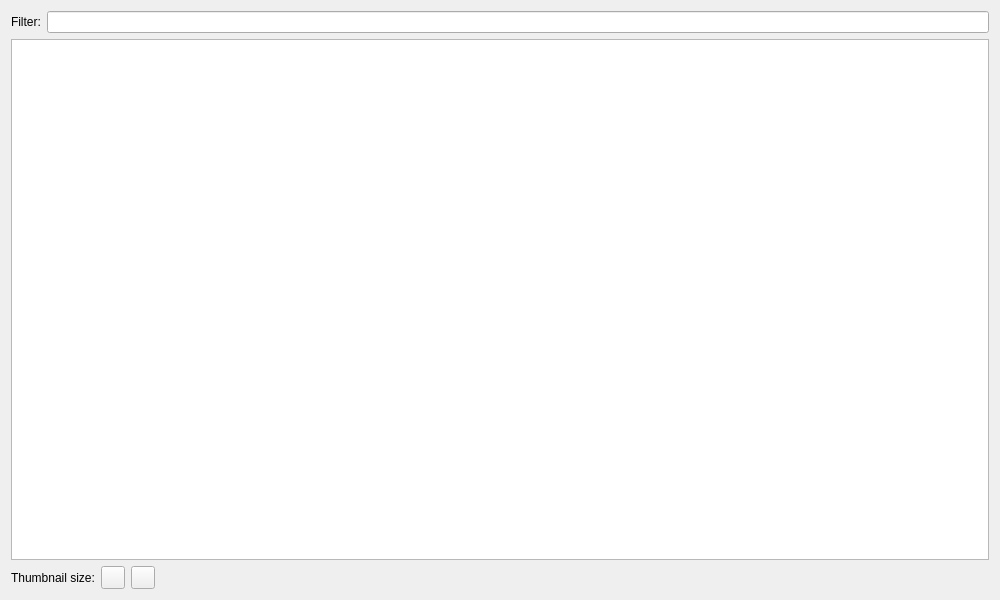
Before: the Qt Designer form src/Sigil/Form_Files/ReportsCSSFilesWidget.ui in Sigil-Ebook/Sigil, drawn with Qt 5.
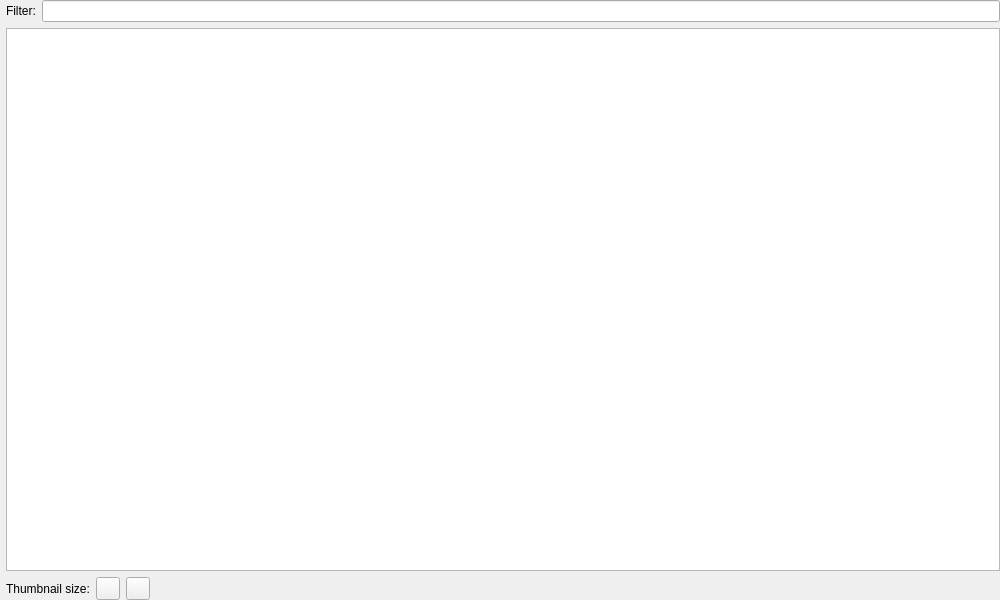
After: the same form once the commit is applied. Icons and pictures are not drawn.

Commit message: Fix the alignment of the reports widgets to match the parent dialog

What changed in the file:
```diff
--- a/src/Sigil/Form_Files/ReportsCSSFilesWidget.ui
+++ b/src/Sigil/Form_Files/ReportsCSSFilesWidget.ui
@@ -14,6 +14,18 @@
    <string>CSS Files</string>
   </property>
   <layout class="QVBoxLayout" name="verticalLayout">
+   <property name="leftMargin">
+    <number>6</number>
+   </property>
+   <property name="topMargin">
+    <number>0</number>
+   </property>
+   <property name="rightMargin">
+    <number>0</number>
+   </property>
+   <property name="bottomMargin">
+    <number>0</number>
+   </property>
    <item>
     <layout class="QHBoxLayout" name="horizontalLayout" stretch="0,0">
      <item>
```
The commit also changes 4 other files.
